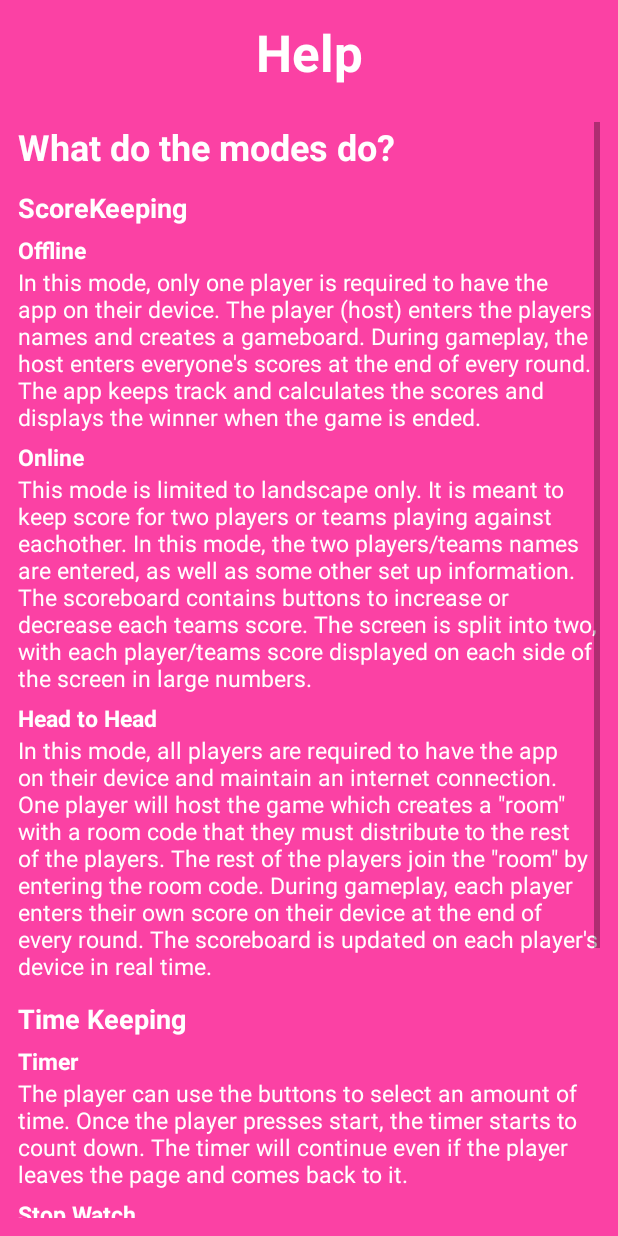
After one commit to ashley-kuipers/ScoreKeep, an Android app: the HelpActivity screen opened directly, with no data from a screen before it, on a phone screen of 412 x 824 dp. The commit adds this screen. Run offline under Robolectric (Android 15) with nearby library versions, the phone set to English and light mode, and no system bars.

Commit message:
added help activity

```diff
--- a/app/build.gradle
+++ b/app/build.gradle
@@ -34,6 +34,7 @@ dependencies {
     implementation 'androidx.appcompat:appcompat:1.5.1'
     implementation 'com.google.android.material:material:1.7.0'
     implementation 'androidx.constraintlayout:constraintlayout:2.1.4'
+    implementation 'androidx.preference:preference:1.1.+'
     testImplementation 'junit:junit:4.13.2'
     androidTestImplementation 'androidx.test.ext:junit:1.1.4'
     androidTestImplementation 'androidx.test.espresso:espresso-core:3.5.0'
--- /dev/null
+++ b/app/src/main/java/com/example/cardscorecalculator/HelpActivity.java
@@ -0,0 +1,28 @@
+package com.example.cardscorecalculator;
+
+import androidx.appcompat.app.AppCompatActivity;
+
+import android.content.Intent;
+import android.os.Bundle;
+import android.view.View;
+import android.widget.Button;
+
+public class HelpActivity extends AppCompatActivity {
+    Button b_help;
+
+    @Override
+    protected void onCreate(Bundle savedInstanceState) {
+        super.onCreate(savedInstanceState);
+        setContentView(R.layout.activity_help);
+
+        b_help = findViewById(R.id.b_backHelp);
+
+        b_help.setOnClickListener(new View.OnClickListener() {
+            @Override
+            public void onClick(View view) {
+                Intent in = new Intent(HelpActivity.this, MainActivity.class);
+                startActivity(in);
+            }
+        });
+    }
+}
--- a/app/src/main/java/com/example/cardscorecalculator/MainActivity.java
+++ b/app/src/main/java/com/example/cardscorecalculator/MainActivity.java
@@ -3,6 +3,7 @@ package com.example.cardscorecalculator;
 import androidx.appcompat.app.AppCompatActivity;
 
 import android.content.Intent;
+import android.net.Uri;
 import android.os.Bundle;
 import android.view.View;
 import android.widget.Button;
@@ -32,7 +33,6 @@ public class MainActivity extends AppCompatActivity {
             }
         });
 
-        // TODO: create time activity
         b_timer.setOnClickListener(new View.OnClickListener() {
             @Override
             public void onClick(View view) {
@@ -41,7 +41,6 @@ public class MainActivity extends AppCompatActivity {
             }
         });
 
-        // TODO: create dice activity
         b_dice.setOnClickListener(new View.OnClickListener() {
             @Override
             public void onClick(View view) {
@@ -50,25 +49,27 @@ public class MainActivity extends AppCompatActivity {
             }
         });
 
-        // TODO: create google form to submit bugs
         b_chat.setOnClickListener(new View.OnClickListener() {
             @Override
             public void onClick(View view) {
-                Intent in = new Intent(MainActivity.this, ScoreKeepModeActivity.class);
+                Intent intent = new Intent();
+                intent.setAction(Intent.ACTION_VIEW);
+                intent.addCategory(Intent.CATEGORY_BROWSABLE);
+                intent.setData(Uri.parse("https://docs.google.com/forms/d/e/1FAIpQLSfRnSjD8cKusjZDtrJ1xJ1KVXtUtbndSewzRfz63HLrFsaB9A/viewform?usp=sf_link"));
+                startActivity(intent);
+            }
+        });
+
+        // TODO: create help page
+        b_help.setOnClickListener(new View.OnClickListener() {
+            @Override
+            public void onClick(View view) {
+                Intent in = new Intent(MainActivity.this, HelpActivity.class);
                 startActivity(in);
             }
         });
 
-        // TODO: create google form to submit bugs
-        b_help.setOnClickListener(new View.OnClickListener() {
-            @Override
-            public void onClick(View view) {
-                Intent in = new Intent(MainActivity.this, ScoreKeepModeActivity.class);
-                startActivity(in);
-            }
-        });
-
-        // TODO: create google form to submit bugs
+        // TODO: create settings page
         b_settings.setOnClickListener(new View.OnClickListener() {
             @Override
             public void onClick(View view) {
--- /dev/null
+++ b/app/src/main/res/drawable/ic_baseline_bug_report_40.xml
@@ -0,0 +1,5 @@
+<vector android:height="40dp" android:tint="#FFFFFF"
+    android:viewportHeight="24" android:viewportWidth="24"
+    android:width="40dp" xmlns:android="http://schemas.android.com/apk/res/android">
+    <path android:fillColor="@android:color/white" android:pathData="M20,8h-2.81c-0.45,-0.78 -1.07,-1.45 -1.82,-1.96L17,4.41 15.59,3l-2.17,2.17C12.96,5.06 12.49,5 12,5c-0.49,0 -0.96,0.06 -1.41,0.17L8.41,3 7,4.41l1.62,1.63C7.88,6.55 7.26,7.22 6.81,8L4,8v2h2.09c-0.05,0.33 -0.09,0.66 -0.09,1v1L4,12v2h2v1c0,0.34 0.04,0.67 0.09,1L4,16v2h2.81c1.04,1.79 2.97,3 5.19,3s4.15,-1.21 5.19,-3L20,18v-2h-2.09c0.05,-0.33 0.09,-0.66 0.09,-1v-1h2v-2h-2v-1c0,-0.34 -0.04,-0.67 -0.09,-1L20,10L20,8zM14,16h-4v-2h4v2zM14,12h-4v-2h4v2z"/>
+</vector>
--- /dev/null
+++ b/app/src/main/res/layout/activity_help.xml
@@ -0,0 +1,219 @@
+<?xml version="1.0" encoding="utf-8"?>
+<LinearLayout xmlns:android="http://schemas.android.com/apk/res/android"
+    xmlns:app="http://schemas.android.com/apk/res-auto"
+    xmlns:tools="http://schemas.android.com/tools"
+    android:layout_width="match_parent"
+    android:layout_height="match_parent"
+    android:orientation="vertical"
+    android:padding="12dp"
+    tools:context=".HelpActivity">
+
+    <TextView
+        android:id="@+id/textView8"
+        style="@style/h2"
+        android:layout_width="match_parent"
+        android:layout_height="wrap_content"
+        android:text="Help" />
+
+    <ScrollView
+        android:layout_width="match_parent"
+        android:layout_height="match_parent">
+
+        <LinearLayout
+            android:layout_width="match_parent"
+            android:layout_height="wrap_content"
+            android:orientation="vertical" >
+
+            <TextView
+                android:id="@+id/textView7"
+                style="@style/h2"
+                android:layout_width="match_parent"
+                android:layout_height="wrap_content"
+                android:layout_marginBottom="12dp"
+                android:paddingStart="0dp"
+                android:paddingEnd="0dp"
+                android:text="What do the modes do?"
+                android:textAlignment="viewStart"
+                android:textSize="24sp" />
+
+            <TextView
+                android:id="@+id/textView10"
+                style="@style/h2"
+                android:layout_width="match_parent"
+                android:layout_height="wrap_content"
+                android:layout_marginBottom="5dp"
+                android:paddingStart="0dp"
+                android:paddingEnd="0dp"
+                android:text="ScoreKeeping"
+                android:textAlignment="viewStart"
+                android:textSize="18sp" />
+
+            <TextView
+                android:id="@+id/textView13"
+                style="@style/h2"
+                android:layout_width="match_parent"
+                android:layout_height="wrap_content"
+                android:layout_marginBottom="0dp"
+                android:paddingStart="0dp"
+                android:paddingEnd="0dp"
+                android:text="Offline"
+                android:textAlignment="viewStart"
+                android:textSize="15sp" />
+
+            <TextView
+                android:id="@+id/textView11"
+                style="@style/h3"
+                android:layout_width="match_parent"
+                android:layout_height="wrap_content"
+                android:layout_marginBottom="5dp"
+                android:paddingStart="0dp"
+                android:paddingEnd="0dp"
+                android:text="@string/offlineDescription"
+                android:textAlignment="viewStart"
+                android:textSize="15sp" />
+
+            <TextView
+                android:id="@+id/textView15"
+                style="@style/h2"
+                android:layout_width="match_parent"
+                android:layout_height="wrap_content"
+                android:layout_marginBottom="0dp"
+                android:paddingStart="0dp"
+                android:paddingEnd="0dp"
+                android:text="Online"
+                android:textAlignment="viewStart"
+                android:textSize="15sp" />
+
+            <TextView
+                android:id="@+id/textView18"
+                style="@style/h3"
+                android:layout_width="match_parent"
+                android:layout_height="wrap_content"
+                android:layout_marginBottom="5dp"
+                android:paddingStart="0dp"
+                android:paddingEnd="0dp"
+                android:text="@string/head2headDescription"
+                android:textAlignment="viewStart"
+                android:textSize="15sp" />
+
+            <TextView
+                android:id="@+id/textView17"
+                style="@style/h2"
+                android:layout_width="match_parent"
+                android:layout_height="wrap_content"
+                android:layout_marginBottom="0dp"
+                android:paddingStart="0dp"
+                android:paddingEnd="0dp"
+                android:text="Head to Head"
+                android:textAlignment="viewStart"
+                android:textSize="15sp" />
+
+            <TextView
+                android:id="@+id/textView16"
+                style="@style/h3"
+                android:layout_width="match_parent"
+                android:layout_height="wrap_content"
+                android:layout_marginBottom="0dp"
+                android:paddingStart="0dp"
+                android:paddingEnd="0dp"
+                android:text="@string/onlineDescription"
+                android:textAlignment="viewStart"
+                android:textSize="15sp" />
+
+            <TextView
+                android:id="@+id/textView19"
+                style="@style/h2"
+                android:layout_width="match_parent"
+                android:layout_height="wrap_content"
+                android:layout_marginTop="12dp"
+                android:layout_marginBottom="5dp"
+                android:paddingStart="0dp"
+                android:paddingEnd="0dp"
+                android:text="Time Keeping"
+                android:textAlignment="viewStart"
+                android:textSize="18sp" />
+
+            <TextView
+                android:id="@+id/textView20"
+                style="@style/h2"
+                android:layout_width="match_parent"
+                android:layout_height="wrap_content"
+                android:layout_marginBottom="0dp"
+                android:paddingStart="0dp"
+                android:paddingEnd="0dp"
+                android:text="Timer"
+                android:textAlignment="viewStart"
+                android:textSize="15sp" />
+
+            <TextView
+                android:id="@+id/textView21"
+                style="@style/h3"
+                android:layout_width="match_parent"
+                android:layout_height="wrap_content"
+                android:layout_marginBottom="5dp"
+                android:paddingStart="0dp"
+                android:paddingEnd="0dp"
+                android:text="@string/timerDescription"
+                android:textAlignment="viewStart"
+                android:textSize="15sp" />
+
+            <TextView
+                android:id="@+id/textView22"
+                style="@style/h2"
+                android:layout_width="match_parent"
+                android:layout_height="wrap_content"
+                android:layout_marginBottom="0dp"
+                android:paddingStart="0dp"
+                android:paddingEnd="0dp"
+                android:text="Stop Watch"
+                android:textAlignment="viewStart"
+                android:textSize="15sp" />
+
+            <TextView
+                android:id="@+id/textView23"
+                style="@style/h3"
+                android:layout_width="match_parent"
+                android:layout_height="wrap_content"
+                android:layout_marginBottom="5dp"
+                android:paddingStart="0dp"
+                android:paddingEnd="0dp"
+                android:text="@string/stopWatchDescription"
+                android:textAlignment="viewStart"
+                android:textSize="15sp" />
+
+            <TextView
+                style="@style/h2"
+                android:layout_width="match_parent"
+                android:layout_height="wrap_content"
+                android:layout_marginTop="12dp"
+                android:layout_marginBottom="5dp"
+                android:paddingStart="0dp"
+                android:paddingEnd="0dp"
+                android:text="Dice Rolling"
+                android:textAlignment="viewStart"
+                android:textSize="18sp" />
+
+            <TextView
+                android:id="@+id/textView26"
+                style="@style/h3"
+                android:layout_width="match_parent"
+                android:layout_height="wrap_content"
+                android:layout_marginBottom="12dp"
+                android:paddingStart="0dp"
+                android:paddingEnd="0dp"
+                android:text="@string/diceDescription"
+                android:textAlignment="viewStart"
+                android:textSize="15sp" />
+
+            <Button
+                android:id="@+id/b_backHelp"
+                style="@style/primaryButtonSmall"
+                android:layout_width="wrap_content"
+                android:layout_height="wrap_content"
+                android:layout_gravity="center"
+                android:text="Back" />
+
+        </LinearLayout>
+    </ScrollView>
+
+</LinearLayout>
--- a/app/src/main/res/layout/activity_main.xml
+++ b/app/src/main/res/layout/activity_main.xml
@@ -67,12 +67,12 @@
                 android:layout_marginEnd="6dp"
                 android:layout_weight="1"
                 android:background="@drawable/rounded_corners_button"
-                app:srcCompat="@drawable/chat" />
+                app:srcCompat="@drawable/feedback" />
 
             <ImageButton
                 android:id="@+id/b_help"
                 android:layout_width="0dp"
-                android:layout_height="wrap_content"
+                android:layout_height="match_parent"
                 android:layout_marginStart="6dp"
                 android:layout_marginEnd="6dp"
                 android:layout_weight="1"
@@ -82,7 +82,7 @@
             <ImageButton
                 android:id="@+id/b_settings"
                 android:layout_width="0dp"
-                android:layout_height="wrap_content"
+                android:layout_height="match_parent"
                 android:layout_marginStart="6dp"
                 android:layout_weight="1"
                 android:background="@drawable/rounded_corners_button"
--- /dev/null
+++ b/app/src/main/res/values/arrays.xml
@@ -0,0 +1,12 @@
+<resources>
+    <!-- Reply Preference -->
+    <string-array name="reply_entries">
+        <item>Reply</item>
+        <item>Reply to all</item>
+    </string-array>
+
+    <string-array name="reply_values">
+        <item>reply</item>
+        <item>reply_all</item>
+    </string-array>
+</resources>
--- a/app/src/main/res/values/strings.xml
+++ b/app/src/main/res/values/strings.xml
@@ -32,9 +32,9 @@
     <string name="b_endround">Add Scores</string>
     <string name="b_endGame">End Game</string>
 
-    <!--    Local End Game-->
+    <!--    End Game-->
     <string name="endGameTitle">The results are in...</string>
-    <string name="b_playAgain">Play Again</string>
+    <string name="b_playAgain">New Game</string>
     <string name="winner"><u>WINNER</u></string>
 
     <!--    Online Setup-->
@@ -55,7 +55,29 @@
     <!--    Sports Set up -->
     <string name="sportsSetupTitle">Sport Mode Setup</string>
     <string name="et_sportsHint">How much does score go up each round?</string>
-    <!-- TODO: Remove or change this placeholder text -->
-    <string name="hello_blank_fragment">Hello blank fragment</string>
+
+    <!--    Help -->
+    <string name="offlineDescription">In this mode\, only one player is required to have the app on their device. The player \(host\) enters the players names and creates a gameboard. During gameplay, the host enters everyone\'s scores at the end of every round. The app keeps track and calculates the scores and displays the winner when the game is ended.</string>
+    <string name="onlineDescription">In this mode\, all players are required to have the app on their device and maintain an internet connection. One player will host the game which creates a \"room\" with a room code that they must distribute to the rest of the players. The rest of the players join the \"room\" by entering the room code.  During gameplay\, each player enters their own score on their device at the end of every round. The scoreboard is updated on each player\'s device  in real time. </string>
+    <string name="head2headDescription">This mode is limited to landscape only. It is meant to keep score for two players or teams playing against eachother. In this mode, the two players/teams names are entered, as well as some other set up information. The scoreboard contains buttons to increase or decrease each teams score. The screen is split into two\, with each player\/teams score displayed on each side of the screen in large numbers. </string>
+    <string name="timerDescription">The player can use the buttons to select an amount of time. Once the player presses start, the timer starts to count down.  The timer will continue even if the player leaves the page and comes back to it. </string>
+    <string name="stopWatchDescription">In this mode\, once the player presses the start button, the app keeps track of the time elapsed to the 10th of a second. </string>
+    <string name="diceDescription">In this mode\, the player chooses how many sides the \"dice\" will have. The default is 6. The player can press \"roll\" to get a number. </string>
+    <string name="title_activity_settings">SettingsActivity</string>
+
+    <!-- Preference Titles -->
+    <string name="messages_header">Messages</string>
+    <string name="sync_header">Sync</string>
+
+    <!-- Messages Preferences -->
+    <string name="signature_title">Your signature</string>
+    <string name="reply_title">Default reply action</string>
+
+    <!-- Sync Preferences -->
+    <string name="sync_title">Sync email periodically</string>
+    <string name="attachment_title">Download incoming attachments</string>
+    <string name="attachment_summary_on">Automatically download attachments for incoming emails
+    </string>
+    <string name="attachment_summary_off">Only download attachments when manually requested</string>
 
 </resources>
--- /dev/null
+++ b/app/src/main/res/xml/root_preferences.xml
@@ -0,0 +1,35 @@
+<PreferenceScreen xmlns:app="http://schemas.android.com/apk/res-auto">
+
+    <PreferenceCategory app:title="@string/messages_header">
+
+        <EditTextPreference
+            app:key="signature"
+            app:title="@string/signature_title"
+            app:useSimpleSummaryProvider="true" />
+
+        <ListPreference
+            app:defaultValue="reply"
+            app:entries="@array/reply_entries"
+            app:entryValues="@array/reply_values"
+            app:key="reply"
+            app:title="@string/reply_title"
+            app:useSimpleSummaryProvider="true" />
+
+    </PreferenceCategory>
+
+    <PreferenceCategory app:title="@string/sync_header">
+
+        <SwitchPreferenceCompat
+            app:key="sync"
+            app:title="@string/sync_title" />
+
+        <SwitchPreferenceCompat
+            app:dependency="sync"
+            app:key="attachment"
+            app:summaryOff="@string/attachment_summary_off"
+            app:summaryOn="@string/attachment_summary_on"
+            app:title="@string/attachment_title" />
+
+    </PreferenceCategory>
+
+</PreferenceScreen>
```
Also changed, not shown: app/src/main/AndroidManifest.xml (+10 -2 lines), app/src/main/res/drawable/feedback.xml (renamed from app/src/main/res/drawable/chat.xml).
